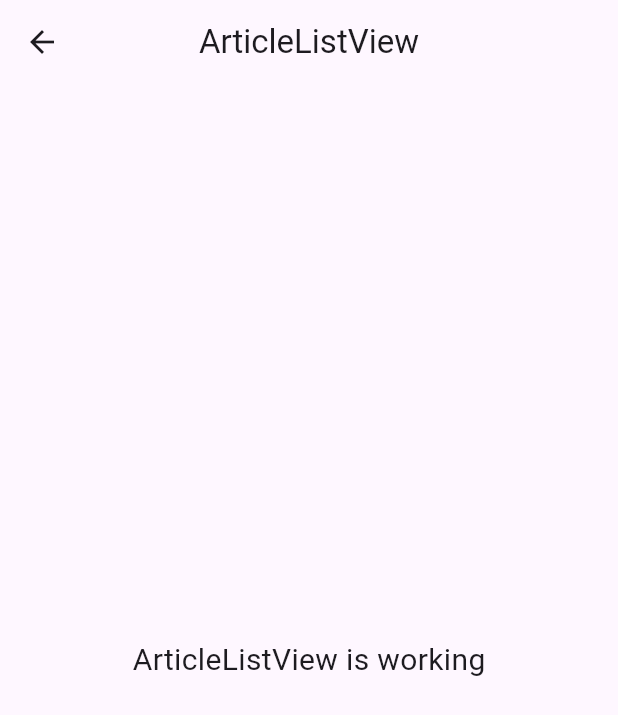
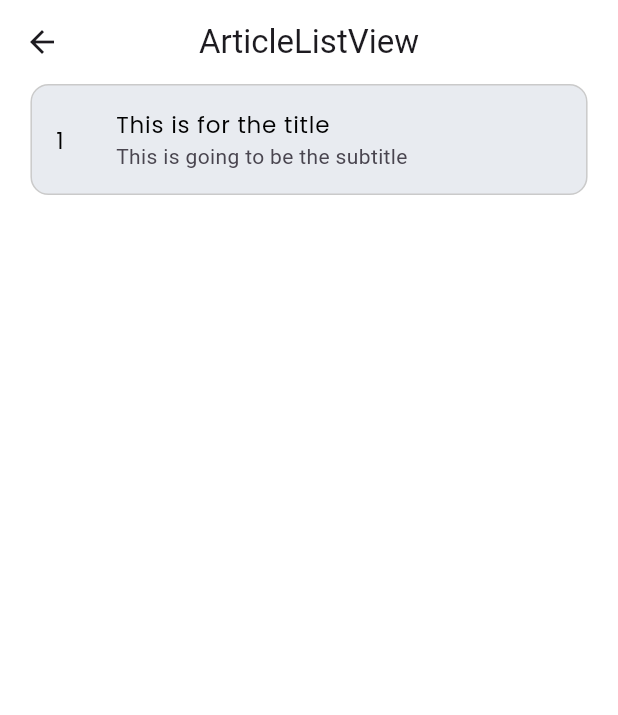
Before and after one commit to Alnur17/technical_assessment, a Flutter app: the ArticleListView screen opened by its route, on a phone screen of 412 x 824 dp. Shown: the top 715 px of the screen. Run offline on Flutter 3.47's test engine with Material 3 defaults, Android fonts, the phone set to English and light mode, and no system bars; our stand-ins replace flutter_screenutil, get, get_storage, google_fonts; accounts and stored records are empty.

Commit message:
get storage added and article list design

```diff
--- a/lib/app/modules/article_list/views/article_list_view.dart
+++ b/lib/app/modules/article_list/views/article_list_view.dart
@@ -1,23 +1,65 @@
 import 'package:flutter/material.dart';
+import 'package:flutter_screenutil/flutter_screenutil.dart';
 
 import 'package:get/get.dart';
+import 'package:technical_assessment/common/app_color/app_colors.dart';
 
+import '../../../../common/app_text_style/styles.dart';
 import '../controllers/article_list_controller.dart';
 
 class ArticleListView extends GetView<ArticleListController> {
   const ArticleListView({super.key});
+
   @override
   Widget build(BuildContext context) {
     return Scaffold(
+      backgroundColor: AppColors.mainColor,
       appBar: AppBar(
+        backgroundColor: AppColors.mainColor,
         title: const Text('ArticleListView'),
         centerTitle: true,
       ),
-      body: const Center(
-        child: Text(
-          'ArticleListView is working',
-          style: TextStyle(fontSize: 20),
-        ),
+      body: Column(
+        children: [
+          Container(
+            margin: EdgeInsets.symmetric(horizontal: 20).r,
+            //padding: EdgeInsets.symmetric(horizontal: 12, vertical: 16).r,
+            decoration: BoxDecoration(
+              borderRadius: BorderRadius.circular(12),
+              color: AppColors.silver,
+              border: Border.all(color: AppColors.borderColor),
+            ),
+            child: ListTile(
+              onTap: () {},
+              leading: Text(
+                '1',
+                style: h5,
+              ),
+              title: Text(
+                'This is for the title',
+                style: h5,
+                maxLines: 1,
+                overflow: TextOverflow.ellipsis,
+              ),
+              subtitle: Text('This is going to be the subtitle'),
+            ),
+            // Row(
+            //   children: [
+            //     Text(
+            //       '1',
+            //       style: h5,
+            //     ),
+            //     sw12,
+            //     Text(
+            //       'This is the title ',
+            //       style: h5,
+            //       maxLines: 1,
+            //       overflow: TextOverflow.ellipsis,
+            //     ),
+            //   ],
+            // ),
+          ),
+        ],
       ),
     );
   }
--- a/lib/main.dart
+++ b/lib/main.dart
@@ -2,18 +2,26 @@ import 'package:flutter/material.dart';
 import 'package:flutter_screenutil/flutter_screenutil.dart';
 
 import 'package:get/get.dart';
+import 'package:get_storage/get_storage.dart';
 
 import 'app/routes/app_pages.dart';
+import 'common/app_constant/app_constant.dart';
+import 'common/helper/local_store.dart';
 
 void main() async {
   WidgetsFlutterBinding.ensureInitialized();
+  await GetStorage.init();
+
+  var userToken = LocalStorage.getData(key: AppConstant.token) ?? '';
+
   runApp(
     ScreenUtilInit(
       designSize: const Size(375, 812),
       child: GetMaterialApp(
         debugShowCheckedModeBanner: false,
         title: "Technical Assessment",
-        initialRoute: AppPages.INITIAL,
+        // Just because i don't want to use the splash view right now
+        initialRoute: userToken.isNotEmpty ? Routes.ARTICLE_LIST : Routes.LOGIN,
         getPages: AppPages.routes,
       ),
     ),
```
